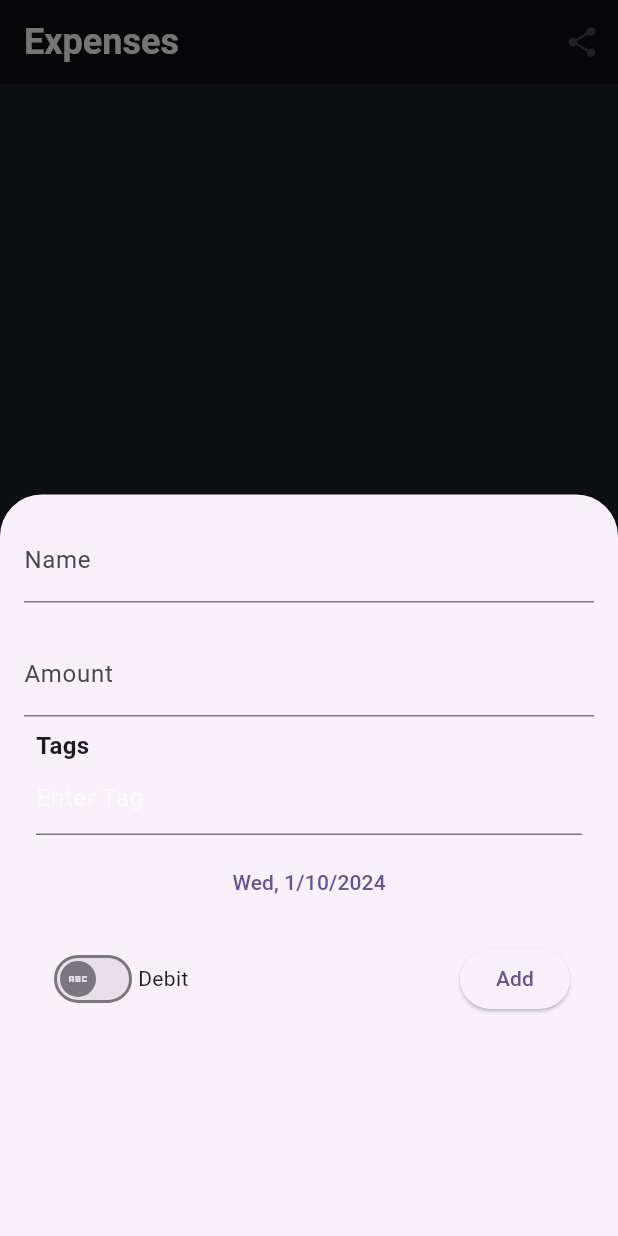
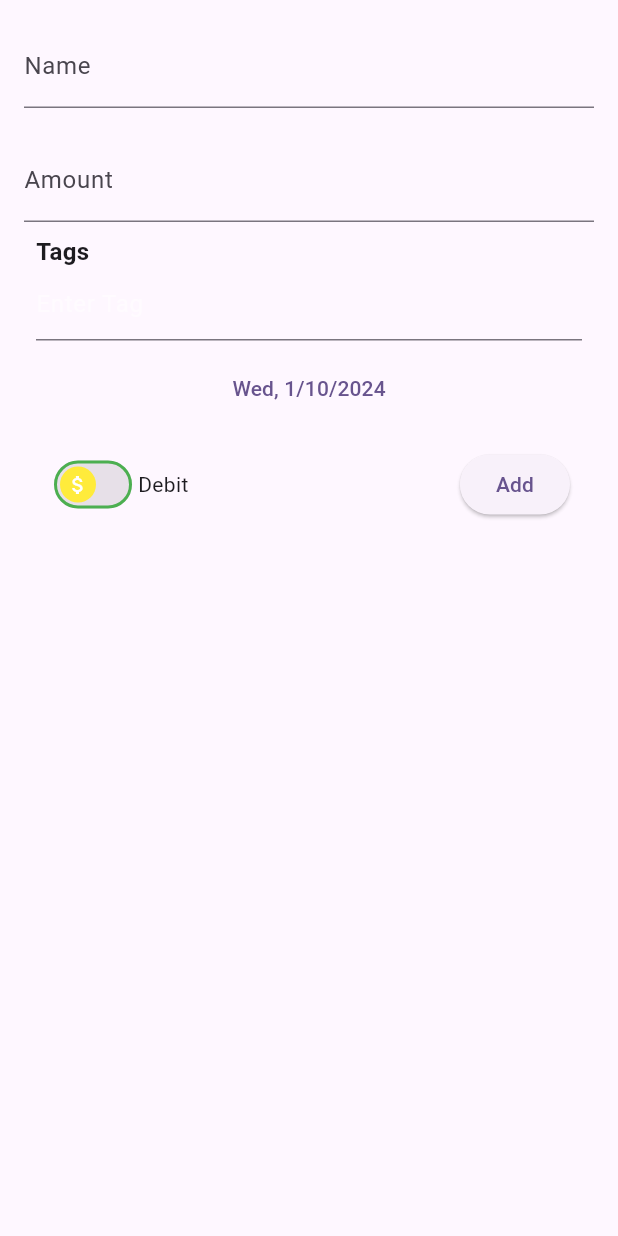
Before and after one commit to vinayakgupta29/personal_bahi_khata, a Flutter app: the screen it shows after launch, after a tap on the "add" icon, on a phone screen of 412 x 824 dp. Run offline on Flutter 3.47's test engine with Material 3 defaults, Android fonts, the phone set to English and light mode, and no system bars; our stand-ins replace flutter_slidable, hive_flutter, share_plus; accounts and stored records are empty.

Commit message:
closes #3

```diff
--- a/lib/data/database.dart
+++ b/lib/data/database.dart
@@ -27,7 +27,7 @@ class DataBase {
   }
 
   void updateDatabase() {
-    _myBox.put("expenses", Expense.listToRawJson(expenses));
+    _myBox.put("expenses", Expense.listToJson(expenses));
   }
 
   static String json = "[]"; // Initialize as empty string
@@ -36,6 +36,7 @@ class DataBase {
   static Future<String> loadExpenses() async {
     try {
       Directory path = await getApplicationDocumentsDirectory();
+
       final file = await File('${path.path}/fins.txt')
           .create(recursive: true); // Create if not found
       expFile = file;
@@ -67,7 +68,7 @@ class DataBase {
 
 class Expense {
   String? name;
-  String? label;
+  List<String>? label;
   String? id;
   String? date;
   String? amount;
@@ -88,7 +89,9 @@ class Expense {
 
   factory Expense.fromJson(Map<String, dynamic> json) => Expense(
         name: json["name"],
-        label: json["label"],
+        label: json["label"] == null
+            ? []
+            : List<String>.from(json["label"]!.map((x) => x)),
         id: json["id"],
         date: json["date"],
         amount: json["amount"],
@@ -105,14 +108,15 @@ class Expense {
       };
 
   static List<Expense> listFromRawJson(String str) {
-    List<dynamic> list = json.decode(str);
+    Map<String, dynamic> jsonRes = json.decode(str);
+    List list = jsonRes['expense'];
     return List<Expense>.from(list.map((item) => Expense.fromJson(item)));
   }
 
-  static String listToRawJson(List<Expense> list) {
+  static List<Map<String, dynamic>> listToJson(List<Expense> list) {
     List<Map<String, dynamic>> jsonList =
         List<Map<String, dynamic>>.from(list.map((item) => item.toJson()));
-    return json.encode(jsonList);
+    return jsonList;
   }
 
   String getMonthYear() {
--- a/lib/main.dart
+++ b/lib/main.dart
@@ -1,6 +1,6 @@
 import 'dart:convert';
 import 'dart:io';
-
+import 'package:flutter_slidable/flutter_slidable.dart';
 import 'package:flutter/material.dart';
 import 'package:hive_flutter/adapters.dart';
 import 'package:intl/intl.dart';
@@ -154,6 +154,14 @@ class _MyHomePageState extends State<MyHomePage> {
 ]
 """;
 
+  // delete task
+  void deleteTask(String id) {
+    setState(() {
+      DataBase.expenses.removeWhere((item) => item.id == id);
+    });
+    db.updateDatabase();
+  }
+
   @override
   void initState() {
     // if this is the 1st time ever open in the app, then create default data
@@ -174,6 +182,7 @@ class _MyHomePageState extends State<MyHomePage> {
   @override
   Widget build(BuildContext context) {
     _foundExpense = DataBase.expenses;
+    print(_foundExpense);
     _foundExpense.sort((a, b) {
       DateTime dateA = DateTime.parse(a.date!);
       DateTime dateB = DateTime.parse(b.date!);
@@ -291,7 +300,9 @@ class _MyHomePageState extends State<MyHomePage> {
         itemBuilder: (context, index) {
           if (index.isOdd) {
             // Divider
-            return const Divider(thickness: 2);
+            return Container(
+              height: 0.000005,
+            );
           }
 
           // Header or List Item
@@ -312,7 +323,15 @@ class _MyHomePageState extends State<MyHomePage> {
               crossAxisAlignment: CrossAxisAlignment.start,
               children: [
                 // Header with month and year
-                Row(
+                SizedBox(
+                  height: 50,
+                  width: MediaQuery.of(context).size.width,
+                  child: Card(
+                    color: bgcolor,
+                    elevation: 10,
+                    child: Padding(
+                      padding: const EdgeInsets.all(8.0),
+                      child: Row(
                         children: [
                           Text(
                             monthYear,
@@ -326,31 +345,64 @@ class _MyHomePageState extends State<MyHomePage> {
                             padding: const EdgeInsets.only(right: 8.0),
                             child: Text(
                               sum.toString(),
-                        style: const TextStyle(
+                              style: TextStyle(
                                   fontSize: 20,
                                   fontWeight: FontWeight.bold,
-                            color: textcolor),
+                                  color: sum >= 0 ? Colors.green : Colors.red),
                             ),
                           )
                         ],
                       ),
-                const Divider(
-                  thickness: 0.5,
                     ),
+                  ),
+                ),
+                // const Divider(
+                //   thickness: 0.5,
+                // ),
                 // List of items for that month and year
                 for (Expense obj in objects)
-                  ListTile(
+                  Column(
+                    children: [
+                      Slidable(
+                        endActionPane: ActionPane(
+                            motion: const StretchMotion(),
+                            children: [
+                              SlidableAction(
+                                onPressed: (context) =>
+                                    deleteTask(obj.id ?? ""),
+                                label: "DELETE",
+                                backgroundColor: Colors.red,
+                              )
+                            ]),
+                        child: ListTile(
                           key: Key(obj.id ?? ""),
                           tileColor: itemcolor,
                           title: Text(
                             obj.name ?? "hi",
                             style: const TextStyle(color: textcolor),
                           ),
-                    subtitle: Text(
+                          subtitle: Column(
+                            crossAxisAlignment: CrossAxisAlignment.start,
+                            children: [
+                              Text(
                                 DateFormat.yMEd().format(
                                   DateTime.parse(obj.date!),
                                 ),
                                 style: const TextStyle(color: textcolor),
+                              ),
+                              SizedBox(
+                                height: 50,
+                                width: 100,
+                                child: ListView.builder(
+                                    shrinkWrap: true,
+                                    scrollDirection: Axis.horizontal,
+                                    itemCount: obj.label?.length ?? 0,
+                                    itemBuilder: (context, ind) => Chip(
+                                        labelStyle:
+                                            const TextStyle(fontSize: 12),
+                                        label: Text(obj.label?[ind] ?? "hi"))),
+                              )
+                            ],
                           ),
                           trailing: Text(
                             (obj.isDebit ?? false ? "- " : "+ ") +
@@ -363,6 +415,12 @@ class _MyHomePageState extends State<MyHomePage> {
                                     : Colors.green),
                           ),
                         ),
+                      ),
+                      const Divider(
+                        color: hintcol,
+                      )
+                    ],
+                  ),
               ],
             ),
           );
@@ -374,15 +432,30 @@ class _MyHomePageState extends State<MyHomePage> {
       //       return
       //     }),
       ,
+
+      drawer: Drawer(),
       floatingActionButton: Padding(
         padding: EdgeInsets.only(
             bottom: MediaQuery.of(context).size.height * 0.07, right: 10),
         child: FloatingActionButton(
           onPressed: () {
-            showModalBottomSheet(
-                isScrollControlled: true,
-                context: context,
-                builder: (_) => const PaymntBottomSheet());
+            Navigator.push(
+                context,
+                PageRouteBuilder(
+                    pageBuilder: (context, animation, secondaryAnimation) =>
+                        const PaymntBottomSheet(),
+                    transitionsBuilder:
+                        (context, animation, secondaryAnimation, child) {
+                      const begin = Offset(0.8, 0.8);
+                      const end = Offset.zero;
+                      const curve = Curves.fastEaseInToSlowEaseOut;
+                      var tween = Tween(begin: begin, end: end)
+                          .chain(CurveTween(curve: curve));
+                      return SlideTransition(
+                        position: animation.drive(tween),
+                        child: child,
+                      );
+                    }));
           },
           child: const Icon(Icons.add),
         ),
--- a/lib/presentation/bottomsheet.dart
+++ b/lib/presentation/bottomsheet.dart
@@ -1,3 +1,5 @@
+import 'dart:convert';
+
 import 'package:flutter/material.dart';
 import 'package:flutter/services.dart';
 import 'package:hive_flutter/hive_flutter.dart';
@@ -13,14 +15,18 @@ class PaymntBottomSheet extends StatefulWidget {
 
 class _PaymntBottomSheetState extends State<PaymntBottomSheet> {
   var tags = ["Mandir", "Food", "Fast Food", "Donation", "Travel", "Other"];
-  var selectedTags = [];
-  List<Expense> _foundExpense = [];
+  List<String> selectedTags = [];
+  final List<Expense> _foundExpense = [];
   final _titlecontroller = TextEditingController();
   final _amountController = TextEditingController();
   final DataBase db = DataBase();
   bool _isDebit = false;
 
   DateTime? _selectedDate = DateTime.now();
+
+  bool _validate = false;
+
+  late TextEditingController _selectedTagController;
 
 // checkbox was tapped
   // void checkBoxChanged(Expense exp) {
@@ -40,29 +46,24 @@ class _PaymntBottomSheetState extends State<PaymntBottomSheet> {
               ? _selectedDate?.toIso8601String()
               : DateTime.now().toIso8601String(),
           amount: (_amountController.text),
+          label: selectedTags,
           isDebit: _isDebit));
       _titlecontroller.clear();
       _amountController.clear();
       print(DataBase.expenses);
       // db.updateDatabase();
-      var newJson = Expense.listToRawJson(DataBase.expenses);
+      var newList = Expense.listToJson(DataBase.expenses);
+      var newJson = jsonEncode({"expense": newList});
       debugPrint("newJson $newJson");
       DataBase.saveExpenses(newJson);
     });
     Navigator.of(context).pop();
   }
 
-  // delete task
-  // void deleteTask(String id) {
-  //   setState(() {
-  //     DataBase.expenses.removeWhere((item) => item.id == id);
-  //   });
-  //   db.updateDatabase();
-  // }
-
   @override
   Widget build(BuildContext context) {
-    return SizedBox(
+    return Scaffold(
+      body: SizedBox(
         height: MediaQuery.of(context).size.height * 0.6 +
             (MediaQuery.of(context).viewInsets.bottom),
         child: Padding(
@@ -73,6 +74,7 @@ class _PaymntBottomSheetState extends State<PaymntBottomSheet> {
                 TextField(
                   controller: _titlecontroller,
                   decoration: const InputDecoration(label: Text("Name")),
+                  textInputAction: TextInputAction.next,
                 ),
                 const SizedBox(
                   height: 20,
@@ -81,9 +83,12 @@ class _PaymntBottomSheetState extends State<PaymntBottomSheet> {
                   controller: _amountController,
                   keyboardType: TextInputType.number,
                   inputFormatters: [
-                  FilteringTextInputFormatter.allow(RegExp(r'^\d+\.?\d{0,2}$')),
+                    FilteringTextInputFormatter.allow(
+                        RegExp(r'^\d+\.?\d{0,2}$')),
                   ],
-                decoration: const InputDecoration(label: Text("Amount")),
+                  decoration: InputDecoration(
+                      label: Text("Amount"),
+                      errorText: _validate ? "Please Fill the Amount" : null),
                 ),
                 Autocomplete<String>(
                   optionsViewBuilder: (BuildContext context,
@@ -118,6 +123,7 @@ class _PaymntBottomSheetState extends State<PaymntBottomSheet> {
                       TextEditingController selectedTagController,
                       FocusNode focusNode,
                       VoidCallback onFieldSubmitted) {
+                    _selectedTagController = selectedTagController;
                     return Container(
                       decoration: BoxDecoration(
                         borderRadius: BorderRadius.circular(12.0),
@@ -131,7 +137,8 @@ class _PaymntBottomSheetState extends State<PaymntBottomSheet> {
                                 style: TextStyle(
                                     fontWeight: FontWeight.bold, fontSize: 16)),
                             Wrap(
-                            spacing: 8.0, // Horizontal spacing between widgets
+                              spacing:
+                                  8.0, // Horizontal spacing between widgets
                               runSpacing: 8.0, // Vertical spacing between lines
                               children: selectedTags
                                   .map((e) => Chip(
@@ -170,7 +177,6 @@ class _PaymntBottomSheetState extends State<PaymntBottomSheet> {
                               ),
                               controller: selectedTagController,
                               focusNode: focusNode,
-                            style: const TextStyle(color: Colors.white),
                               onSubmitted: (String value) {
                                 if (!selectedTags.contains(value)) {
                                   setState(() {
@@ -204,6 +210,7 @@ class _PaymntBottomSheetState extends State<PaymntBottomSheet> {
                     if (!selectedTags.contains(option)) {
                       setState(() {
                         selectedTags.add(option);
+                        _selectedTagController.clear();
                       });
                     }
                   },
@@ -231,12 +238,21 @@ class _PaymntBottomSheetState extends State<PaymntBottomSheet> {
                   child: Row(
                     children: [
                       Switch(
-                        thumbIcon:
-                            const MaterialStatePropertyAll(Icon(Icons.abc)),
+                          thumbIcon: const MaterialStatePropertyAll(Icon(
+                            Icons.attach_money,
+                            color: Colors.white,
+                          )),
+                          activeTrackColor: Colors.red,
+                          thumbColor: MaterialStatePropertyAll(Colors.yellow),
+                          overlayColor: MaterialStatePropertyAll(Colors.green),
+                          trackOutlineColor: MaterialStatePropertyAll(
+                              _isDebit ? Colors.amber : Colors.green),
                           key: UniqueKey(),
                           value: _isDebit,
                           onChanged: (val) {
+                            setState(() {
                               _isDebit = val;
+                            });
                           }),
                       // Checkbox(
                       //     value: _isDebit,
@@ -249,7 +265,10 @@ class _PaymntBottomSheetState extends State<PaymntBottomSheet> {
                       const Spacer(),
                       ElevatedButton(
                           onPressed: () {
-                          saveNewTask();
+                            setState(() {
+                              _validate = _amountController.text.isEmpty;
+                            });
+                            _validate ? null : saveNewTask();
                             debugPrint("${_foundExpense}");
                           },
                           child: const Text("Add"))
@@ -260,6 +279,7 @@ class _PaymntBottomSheetState extends State<PaymntBottomSheet> {
             ),
           ),
         ),
+      ),
     );
   }
 }
--- a/pubspec.yaml
+++ b/pubspec.yaml
@@ -41,6 +41,7 @@ dependencies:
   path_provider: ^2.1.1
   share_plus: ^7.2.1
   permission_handler: ^11.1.0
+  flutter_slidable: ^3.0.1
 
 dev_dependencies:
   flutter_test:
```
Also changed, not shown: pubspec.lock, 20 other files. Lines whose indentation alone changed are shown as unchanged.
